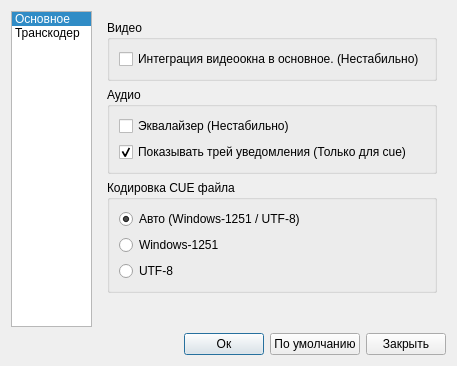
Above: ui/preferences.ui from ipse666/cueplayer before the change. Below: the same form after it.
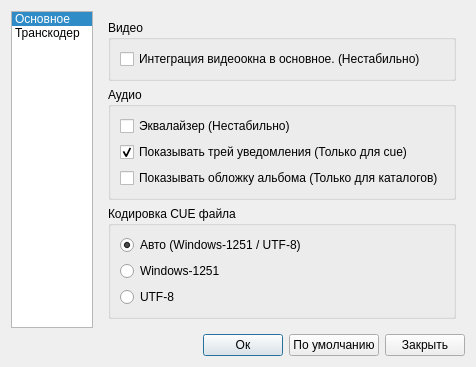
That is the form after the change. Icons and pictures are not drawn.

```diff
--- a/ui/preferences.ui
+++ b/ui/preferences.ui
@@ -6,7 +6,7 @@
    <rect>
     <x>0</x>
     <y>0</y>
-    <width>457</width>
+    <width>476</width>
     <height>366</height>
    </rect>
   </property>
@@ -117,6 +117,13 @@
             </property>
            </widget>
           </item>
+          <item row="2" column="0">
+           <widget class="QCheckBox" name="coverBox">
+            <property name="text">
+             <string>Показывать обложку альбома (Только для каталогов)</string>
+            </property>
+           </widget>
+          </item>
          </layout>
         </widget>
        </item>
```
